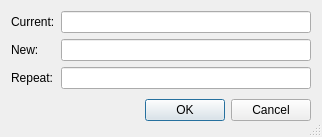
Before: the Qt Designer form modules/change_password/qt/change_password_dialog.ui in alexsmn/scada-client, drawn with Qt 5.
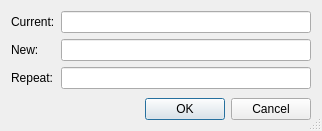
After: the same form once the commit is applied.

Commit message: client: give dialogs native conventions

What changed in the file:
```diff
--- a/modules/change_password/qt/change_password_dialog.ui
+++ b/modules/change_password/qt/change_password_dialog.ui
@@ -81,29 +81,12 @@
       <number>0</number>
      </property>
      <item>
-      <spacer>
+      <widget class="QDialogButtonBox" name="buttonBox">
        <property name="orientation">
         <enum>Qt::Horizontal</enum>
        </property>
-       <property name="sizeHint" stdset="0">
-        <size>
-         <width>131</width>
-         <height>31</height>
-        </size>
-       </property>
-      </spacer>
-     </item>
-     <item>
-      <widget class="QPushButton" name="okButton">
-       <property name="text">
-        <string>OK</string>
-       </property>
-      </widget>
-     </item>
-     <item>
-      <widget class="QPushButton" name="cancelButton">
-       <property name="text">
-        <string>Cancel</string>
+       <property name="standardButtons">
+        <set>QDialogButtonBox::Cancel|QDialogButtonBox::Ok</set>
        </property>
       </widget>
      </item>
```
Left out of the diff: 28 changed lines with no effect on the pictures. The commit also changes 15 other files.
